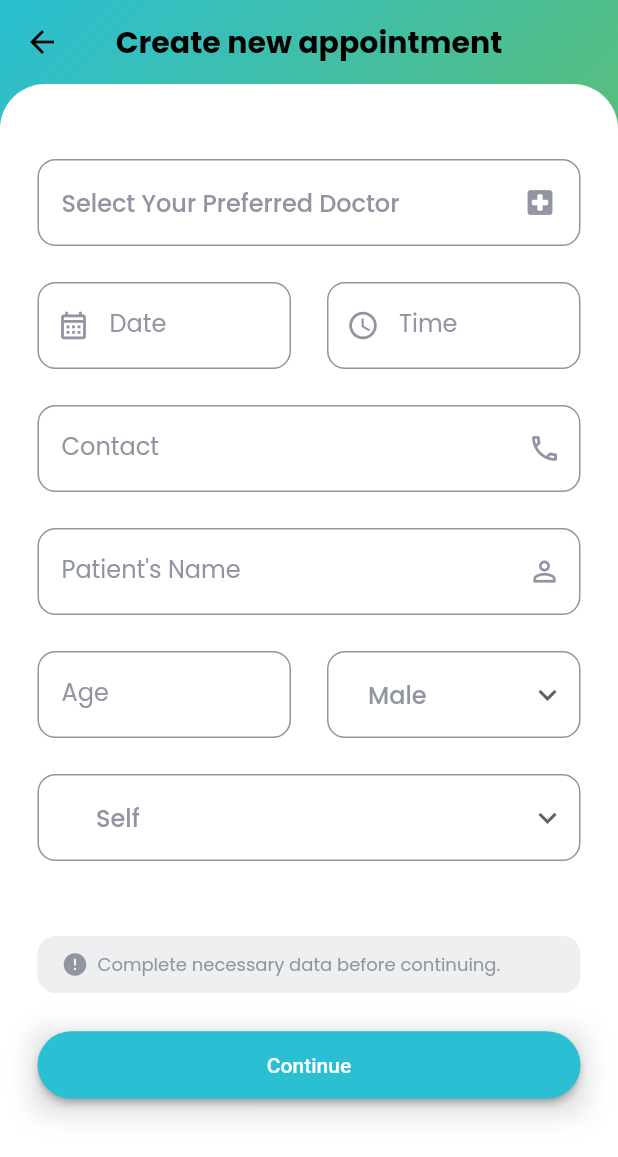
After one commit to SpyroShk/Sarang-Healthcare, a Flutter app: the HomeScreen screen opened by its route, after a tap on "Create new Appointment", on a phone screen of 412 x 824 dp. The commit adds this screen. Shown: the top 1157 px of the screen. Run offline on Flutter 3.47's test engine with Material 2 defaults, Android fonts, the light colour scheme and no system bars; our stand-ins replace dartz, dio, flutter_bloc, flutter_secure_storage, freezed_annotation, get_it and 4 more; accounts and stored records are empty; network calls fail.

Commit message:
homescreen added

```diff
--- a/frontend/sarang_healthcare/lib/core/presentation/route/app_router.dart
+++ b/frontend/sarang_healthcare/lib/core/presentation/route/app_router.dart
@@ -3,7 +3,9 @@ import 'dart:developer';
 
 import 'package:flutter/material.dart';
 import 'package:go_router/go_router.dart';
+import 'package:sarang_healthcare/features/doc_appointment/presentation/doc_appointment.dart';
 import 'package:sarang_healthcare/features/login/application/cubit/login_cubit.dart';
+import 'package:sarang_healthcare/features/preferred_doctor/presentation/preferred_doctor.dart';
 
 import '../../../features/home/presentation/home_screen.dart';
 import '../../../features/login/presentation/login_screen.dart';
@@ -24,6 +26,8 @@ class AppRoutes {
   static const String signup = '/signup';
   static const String home = '/home';
   static const String profile = '/profile';
+  static const String docappointment = '/docappointment';
+  static const String preferreddoc = '/preferreddoc';
   static const String appointment = '/appointment';
 }
 
@@ -69,6 +73,16 @@ class AppRouter {
         path: AppRoutes.profile,
         parentNavigatorKey: _rootNavigatorKey,
         builder: (_, state) => const ProfileScreen(),
+      ),
+      GoRoute(
+        path: AppRoutes.docappointment,
+        parentNavigatorKey: _rootNavigatorKey,
+        builder: (_, state) => const DocAppointment(),
+      ),
+      GoRoute(
+        path: AppRoutes.preferreddoc,
+        parentNavigatorKey: _rootNavigatorKey,
+        builder: (_, state) => const PreferredDoctor(),
       ),
     ],
     redirect: (context, state) {
--- /dev/null
+++ b/frontend/sarang_healthcare/lib/core/presentation/widgets/canvas_card.dart
@@ -0,0 +1,26 @@
+import 'package:flutter/material.dart';
+
+import '../theme/app_color.dart';
+
+class CanvasCard extends StatelessWidget {
+  const CanvasCard({super.key, required this.child});
+  final Widget child;
+
+  @override
+  Widget build(BuildContext context) {
+    return Expanded(
+      child: Container(
+        width: double.infinity,
+        decoration: const BoxDecoration(
+          color: AppColor.canvas,
+          borderRadius: BorderRadius.only(
+            topLeft: Radius.circular(30),
+            topRight: Radius.circular(30),
+          ),
+        ),
+        padding: const EdgeInsets.symmetric(horizontal: 25),
+        child: child,
+      ),
+    );
+  }
+}
--- a/frontend/sarang_healthcare/lib/core/presentation/widgets/sarang_appbar.dart
+++ b/frontend/sarang_healthcare/lib/core/presentation/widgets/sarang_appbar.dart
@@ -14,6 +14,7 @@ class SarangAppbar extends StatelessWidget implements PreferredSizeWidget {
         title,
         style: const TextStyle(
           fontSize: Sizes.s20,
+          fontWeight: FontWeight.bold,
         ),
       ),
       centerTitle: true,
--- /dev/null
+++ b/frontend/sarang_healthcare/lib/features/doc_appointment/presentation/doc_appointment.dart
@@ -0,0 +1,285 @@
+import 'package:flutter/material.dart';
+import 'package:go_router/go_router.dart';
+import 'package:sarang_healthcare/core/presentation/theme/gradient_bg.dart';
+import 'package:sarang_healthcare/core/presentation/widgets/canvas_card.dart';
+
+import '../../../core/presentation/route/app_router.dart';
+import '../../../core/presentation/theme/app_color.dart';
+import '../../../core/presentation/theme/sizes.dart';
+import '../../../core/presentation/widgets/sarang_appbar.dart';
+import '../../../core/presentation/widgets/widgets.dart';
+import 'widgets/widgets.dart';
+
+class DocAppointment extends StatefulWidget {
+  const DocAppointment({super.key});
+
+  @override
+  State<DocAppointment> createState() => _DocAppointmentState();
+}
+
+class _DocAppointmentState extends State<DocAppointment> {
+  String selectedGenderValue = 'Male';
+  String selectedRelationValue = 'Self';
+
+  // List of items in our dropdown menu
+  final gender = [
+    'Male',
+    'Female',
+    'Others',
+  ];
+
+  final relation = [
+    'Self',
+    'Mother',
+    'Father',
+    'Sister',
+    'Brother',
+    'Husband',
+    'Wife',
+    'In-Laws',
+  ];
+
+  @override
+  Widget build(BuildContext context) {
+    return Scaffold(
+      body: GradientBg(
+        child: Column(
+          children: [
+            const SarangAppbar(title: 'Create new appointment'),
+            CanvasCard(
+              child: SingleChildScrollView(
+                child: Column(
+                  children: [
+                    const SizedBox(
+                      height: 50,
+                    ),
+                    OutlinedButton(
+                      style: ElevatedButton.styleFrom(
+                        side: const BorderSide(color: AppColor.grey),
+                        shape: RoundedRectangleBorder(
+                          borderRadius: BorderRadius.circular(12.0),
+                        ),
+                      ),
+                      onPressed: () => context.push(AppRoutes.preferreddoc),
+                      child: SizedBox(
+                        height: 58,
+                        child: Row(
+                          mainAxisAlignment: MainAxisAlignment.spaceBetween,
+                          children: const [
+                            Text(
+                              'Select Your Preferred Doctor',
+                              style: TextStyle(
+                                  fontSize: Sizes.s16, color: AppColor.grey),
+                            ),
+                            Icon(
+                              Icons.local_hospital_rounded,
+                              size: 22,
+                              color: AppColor.grey,
+                            )
+                          ],
+                        ),
+                      ),
+                    ),
+                    const SizedBox(
+                      height: 24,
+                    ),
+                    Row(
+                      children: const [
+                        Expanded(
+                          child: Textfield(
+                            labelText: 'Date',
+                            enablePrefixIcon: true,
+                            prefixIcon: Icons.calendar_month_outlined,
+                          ),
+                        ),
+                        SizedBox(
+                          width: 24,
+                        ),
+                        Expanded(
+                          child: Textfield(
+                            labelText: 'Time',
+                            enablePrefixIcon: true,
+                            prefixIcon: Icons.access_time_outlined,
+                          ),
+                        ),
+                      ],
+                    ),
+                    const SizedBox(
+                      height: 24,
+                    ),
+                    const Textfield(
+                      labelText: 'Contact',
+                      enablePrefixIcon: false,
+                      suffixIcon: Icons.phone_outlined,
+                    ),
+                    const SizedBox(
+                      height: 24,
+                    ),
+                    const Textfield(
+                      labelText: "Patient's Name",
+                      enablePrefixIcon: false,
+                      suffixIcon: Icons.person_outline,
+                    ),
+                    const SizedBox(
+                      height: 24,
+                    ),
+                    Row(
+                      children: [
+                        const Expanded(
+                          child: Textfield(
+                            labelText: 'Age',
+                            enablePrefixIcon: false,
+                          ),
+                        ),
+                        const SizedBox(
+                          width: 24,
+                        ),
+                        Expanded(
+                          child: Container(
+                            height: 58,
+                            padding: const EdgeInsets.only(right: 5),
+                            decoration: BoxDecoration(
+                              color: Colors.white,
+                              borderRadius: BorderRadius.circular(12),
+                              border: Border.all(
+                                color: AppColor.grey,
+                              ),
+                            ),
+                            child: DropdownButtonHideUnderline(
+                              child: ButtonTheme(
+                                alignedDropdown: true,
+                                padding: EdgeInsets.zero,
+                                child: DropdownButton(
+                                  borderRadius: BorderRadius.circular(12),
+                                  alignment: Alignment.bottomCenter,
+                                  icon: const Icon(Icons.keyboard_arrow_down),
+                                  style: Theme.of(context).textTheme.headline6,
+                                  items: gender.map((option) {
+                                    return DropdownMenuItem(
+                                      value: option,
+                                      alignment: Alignment.centerLeft,
+                                      child: Padding(
+                                        padding:
+                                            const EdgeInsets.only(right: 3),
+                                        child: Text(
+                                          option,
+                                          style: const TextStyle(
+                                              fontSize: Sizes.s16,
+                                              color: AppColor.grey),
+                                        ),
+                                      ),
+                                    );
+                                  }).toList(),
+                                  onChanged: (String? newValue) {
+                                    setState(() {
+                                      selectedGenderValue = newValue!;
+                                    });
+                                  },
+                                  value: selectedGenderValue,
+                                ),
+                              ),
+                            ),
+                          ),
+                        ),
+                      ],
+                    ),
+                    const SizedBox(
+                      height: 24,
+                    ),
+                    Container(
+                      height: 58,
+                      width: MediaQuery.of(context).size.width,
+                      padding: const EdgeInsets.only(right: 5),
+                      decoration: BoxDecoration(
+                        color: Colors.white,
+                        borderRadius: BorderRadius.circular(12),
+                        border: Border.all(
+                          color: AppColor.grey,
+                        ),
+                      ),
+                      child: DropdownButtonHideUnderline(
+                        child: ButtonTheme(
+                          alignedDropdown: true,
+                          padding: EdgeInsets.zero,
+                          child: DropdownButton(
+                            borderRadius: BorderRadius.circular(12),
+                            alignment: Alignment.bottomCenter,
+                            icon: const Icon(Icons.keyboard_arrow_down),
+                            style: Theme.of(context).textTheme.headline6,
+                            items: relation.map((option) {
+                              return DropdownMenuItem(
+                                value: option,
+                                alignment: Alignment.centerLeft,
+                                child: Padding(
+                                  padding: const EdgeInsets.only(right: 3),
+                                  child: Text(
+                                    option,
+                                    style: const TextStyle(
+                                        fontSize: Sizes.s16,
+                                        color: AppColor.grey),
+                                  ),
+                                ),
+                              );
+                            }).toList(),
+                            onChanged: (String? newValue) {
+                              setState(() {
+                                selectedRelationValue = newValue!;
+                              });
+                            },
+                            value: selectedRelationValue,
+                          ),
+                        ),
+                      ),
+                    ),
+                    const SizedBox(
+                      height: 50,
+                    ),
+                    Container(
+                      padding: const EdgeInsets.symmetric(
+                          horizontal: 16, vertical: 10),
+                      decoration: BoxDecoration(
+                        color: AppColor.grey.withOpacity(0.15),
+                        borderRadius: const BorderRadius.all(
+                          Radius.circular(12),
+                        ),
+                      ),
+                      child: Row(
+                        children: [
+                          const Icon(
+                            Icons.error,
+                            size: 18,
+                            color: AppColor.grey,
+                          ),
+                          const SizedBox(
+                            width: 6,
+                          ),
+                          const Expanded(
+                            child: Text(
+                              'Complete necessary data before continuing.',
+                              style: TextStyle(
+                                fontSize: Sizes.s12,
+                                color: AppColor.grey,
+                              ),
+                            ),
+                          ),
+                        ],
+                      ),
+                    ),
+                    const SizedBox(
+                      height: 24,
+                    ),
+                    SarangButton(
+                      onPressed: () {},
+                      isLoading: false,
+                      label: 'Continue',
+                    ),
+                  ],
+                ),
+              ),
+            ),
+          ],
+        ),
+      ),
+    );
+  }
+}
--- /dev/null
+++ b/frontend/sarang_healthcare/lib/features/doc_appointment/presentation/widgets/textfield.dart
@@ -0,0 +1,40 @@
+import 'package:flutter/material.dart';
+
+class Textfield extends StatelessWidget {
+  const Textfield({
+    super.key,
+    // required this.textcontroller,
+    required this.labelText,
+    this.prefixIcon,
+    this.suffixIcon,
+    this.enablePrefixIcon = true,
+  });
+
+  // final TextEditingController textcontroller;
+  final String labelText;
+  final IconData? prefixIcon;
+  final IconData? suffixIcon;
+  final bool enablePrefixIcon;
+
+  @override
+  Widget build(BuildContext context) {
+    return TextFormField(
+      // controller: textcontroller,
+      decoration: InputDecoration(
+        labelText: labelText,
+        prefixIcon: enablePrefixIcon == true
+            ? Icon(
+                prefixIcon,
+                size: 22,
+              )
+            : null,
+        suffixIcon: enablePrefixIcon == false
+            ? Icon(
+                suffixIcon,
+                size: 22,
+              )
+            : null,
+      ),
+    );
+  }
+}
--- /dev/null
+++ b/frontend/sarang_healthcare/lib/features/doc_appointment/presentation/widgets/widgets.dart
@@ -0,0 +1 @@
+export 'textfield.dart';
--- a/frontend/sarang_healthcare/lib/features/home/presentation/home_screen.dart
+++ b/frontend/sarang_healthcare/lib/features/home/presentation/home_screen.dart
@@ -1,4 +1,5 @@
 import 'package:flutter/material.dart';
+import 'package:flutter_bloc/flutter_bloc.dart';
 import 'package:go_router/go_router.dart';
 import 'package:google_fonts/google_fonts.dart';
 import 'package:sarang_healthcare/core/presentation/theme/gradient_bg.dart';
@@ -7,9 +8,21 @@ import 'package:sarang_healthcare/features/home/presentation/widgets/widgets.dar
 
 import '../../../core/presentation/route/app_router.dart';
 import '../../../core/presentation/theme/app_color.dart';
+import '../../profile/application/cubit/profile_cubit.dart';
 
-class HomeScreen extends StatelessWidget {
+class HomeScreen extends StatefulWidget {
   const HomeScreen({super.key});
+
+  @override
+  State<HomeScreen> createState() => _HomeScreenState();
+}
+
+class _HomeScreenState extends State<HomeScreen> {
+  @override
+  void initState() {
+    super.initState();
+    context.read<ProfileCubit>().getUserDetails();
+  }
 
   @override
   Widget build(BuildContext context) {
@@ -30,19 +43,35 @@ class HomeScreen extends StatelessWidget {
                         Column(
                           crossAxisAlignment: CrossAxisAlignment.start,
                           children: [
-                            Text(
+                            const Text(
                               'Hello,',
                               style: TextStyle(
                                 fontSize: Sizes.s16,
                                 fontWeight: FontWeight.w500,
                               ),
                             ),
-                            Text(
-                              'Patients Name,',
-                              style: TextStyle(
-                                  fontSize: Sizes.s20,
-                                  fontWeight: FontWeight.w900),
+                            BlocBuilder<ProfileCubit, ProfileState>(
+                              builder: (context, state) {
+                                String? username = state.maybeWhen(
+                                    loadedCache: (userDetail) =>
+                                        userDetail.username,
+                                    loadedNetwork: (userDetail) =>
+                                        userDetail.username,
+                                    orElse: () => null);
+                                return Text(
+                                  username.toString(),
+                                  style: const TextStyle(
+                                      fontSize: Sizes.s20,
+                                      fontWeight: FontWeight.w900),
+                                );
+                              },
                             ),
+                            // Text(
+                            //   'Patients Name,',
+                            //   style: TextStyle(
+                            //       fontSize: Sizes.s20,
+                            //       fontWeight: FontWeight.w900),
+                            // ),
                           ],
                         ),
                         IconButton(
@@ -70,7 +99,8 @@ class HomeScreen extends StatelessWidget {
                         children: [
                           CardButton(
                             title: 'Doctors',
-                            onPressed: () {},
+                            onPressed: () =>
+                                context.push(AppRoutes.preferreddoc),
                             icon: Icons.medical_information_outlined,
                           ),
                           CardButton(
@@ -122,7 +152,8 @@ class HomeScreen extends StatelessWidget {
                         ),
                         QuickButton(
                           title: 'Create new Appointment',
-                          onPressed: () {},
+                          onPressed: () =>
+                              context.push(AppRoutes.docappointment),
                         ),
                         const SizedBox(
                           height: 25,
--- /dev/null
+++ b/frontend/sarang_healthcare/lib/features/preferred_doctor/presentation/preferred_doctor.dart
@@ -0,0 +1,27 @@
+import 'package:flutter/material.dart';
+import 'package:sarang_healthcare/core/presentation/sarang_app.dart';
+import 'package:sarang_healthcare/core/presentation/theme/gradient_bg.dart';
+import 'package:sarang_healthcare/core/presentation/widgets/canvas_card.dart';
+import 'package:sarang_healthcare/core/presentation/widgets/sarang_appbar.dart';
+
+class PreferredDoctor extends StatelessWidget {
+  const PreferredDoctor({super.key});
+
+  @override
+  Widget build(BuildContext context) {
+    return Scaffold(
+      body: GradientBg(
+        child: Column(
+          children: [
+            const SarangAppbar(title: 'Doctors'),
+            CanvasCard(
+              child: Column(
+                children: [],
+              ),
+            ),
+          ],
+        ),
+      ),
+    );
+  }
+}
--- a/frontend/sarang_healthcare/lib/features/profile/presentation/profile_screen.dart
+++ b/frontend/sarang_healthcare/lib/features/profile/presentation/profile_screen.dart
@@ -20,8 +20,7 @@ class ProfileScreen extends StatefulWidget {
 class _ProfileScreenState extends State<ProfileScreen> {
   @override
   Widget build(BuildContext context) {
-    return GradientBg(
-      child: Scaffold(
+    return Scaffold(
       body: GradientBg(
         child: Column(
           children: [
@@ -63,18 +62,18 @@ class _ProfileScreenState extends State<ProfileScreen> {
                             );
                           },
                         ),
-                          BlocBuilder<ProfileCubit, ProfileState>(
-                            builder: (context, state) {
-                              String? email = state.maybeWhen(
-                                  loadedCache: (userDetail) => userDetail.email,
-                                  loadedNetwork: (userDetail) =>
-                                      userDetail.email,
-                                  orElse: () => null);
-                              return SizedBox(
-                                height: 50,
-                              );
-                            },
-                          ),
+                        // BlocBuilder<ProfileCubit, ProfileState>(
+                        //   builder: (context, state) {
+                        //     String? email = state.maybeWhen(
+                        //         loadedCache: (userDetail) => userDetail.email,
+                        //         loadedNetwork: (userDetail) =>
+                        //             userDetail.email,
+                        //         orElse: () => null);
+                        //     return SizedBox(
+                        //       height: 50,
+                        //     );
+                        //   },
+                        // ),
                       ],
                     ),
                     Expanded(
@@ -95,7 +94,6 @@ class _ProfileScreenState extends State<ProfileScreen> {
           ],
         ),
       ),
-      ),
     );
   }
 }
--- a/frontend/sarang_healthcare/lib/features/signup/infrastructure/signup_repository.dart
+++ b/frontend/sarang_healthcare/lib/features/signup/infrastructure/signup_repository.dart
@@ -13,15 +13,10 @@ typedef SignupSuccess = String;
 
 class SignupRepository {
   final Dio _dio;
-  // final SecureCredentialStorage _secureCredentialStorage;
   SignupRepository({
     required Dio dio,
     required SecureCredentialStorage secureCredentialStorage,
   }) : _dio = dio;
-  // _secureCredentialStorage = secureCredentialStorage;
-
-  // Future<String?> getToken() async =>
-  //     await _secureCredentialStorage.getApiToken();
 
   Future<Either<SignupFailure, SignupSuccess>> signup({
     required SignupDetail signupDetail,
@@ -35,11 +30,7 @@ class SignupRepository {
         url,
         data: data,
       );
-      // log(response.data);
-      final respData = response.data;
-      // print(respData);
-      // await _secureCredentialStorage.setApiToken(respData["key"]);
-      // log(jsonDecode(respData));
+      response.data;
       return const Right("Account registered successfully.");
     } on DioError catch (e) {
       return Left(
@@ -51,10 +42,6 @@ class SignupRepository {
   SignupFailure failure(DioError error) {
     final respData = error.response?.data;
     final statusCode = error.response?.statusCode ?? 0;
-    // if (statusCode == 201) {
-    //   return const SignupFailure.client(
-    //       message: "Account registered successfully.");
-    // }
     if (statusCode == 429) {
       return const SignupFailure.client(message: "Too many requests");
     }
--- a/frontend/sarang_healthcare/lib/main.dart
+++ b/frontend/sarang_healthcare/lib/main.dart
@@ -23,11 +23,16 @@ void main() async {
         BlocProvider.value(
           value: getIt.get<SignupCubit>(),
         ),
-        BlocProvider(
-          create: (context) =>
-              ProfileCubit(profileRepository: getIt.get<ProfileRepository>())
-                ..getUserDetails(),
+
+        BlocProvider.value(
+          value: getIt.get<ProfileCubit>(),
         ),
+
+        // BlocProvider(
+        //   create: (context) =>
+        //       ProfileCubit(profileRepository: getIt.get<ProfileRepository>())
+        //         ..getUserDetails(),
+        // ),
       ],
       child: const SarangApp(),
     ),
```
Also changed, not shown: 9 other files. Lines whose indentation alone changed are shown as unchanged.
